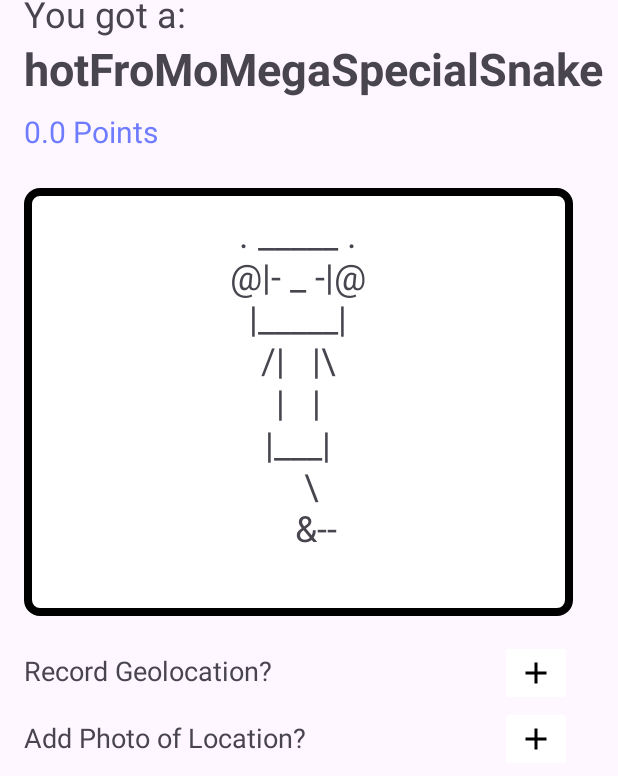
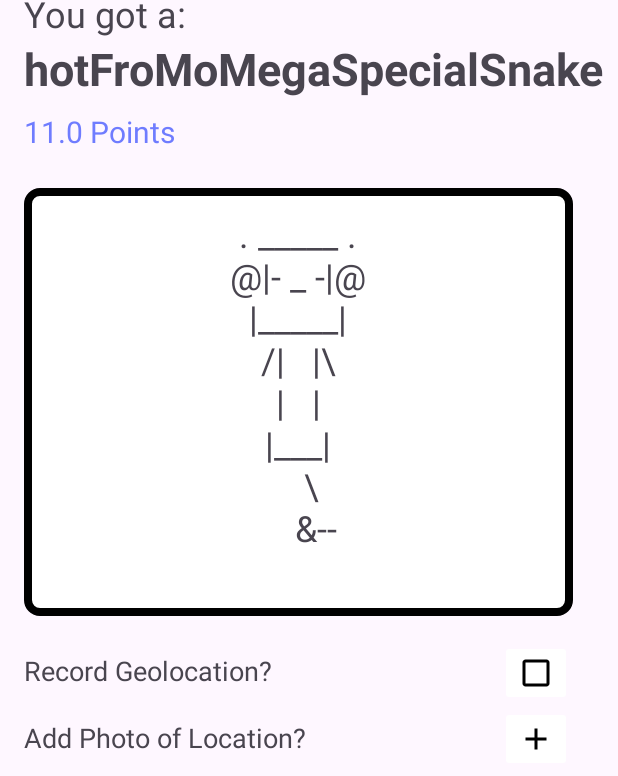
Before and after one commit to CMPUT301W23T14/QRHunter-App, an Android app: the AfterScanFragment screen opened through its navigation route, on a phone screen of 412 x 824 dp. Shown: the part 118-894 px from the top of the screen. Run offline under Robolectric (Android 15) with nearby library versions, the phone set to English and light mode, and no system bars; our stand-ins replace Firebase (no records; nobody signed in at launch, a user with empty details on screens opened directly), navigation-ui; Roboto replaces fonts that are not available here; 2 statements that could not run were skipped.

Commit message:
-Changed adding qrcode to use the scanViewModel's function -fixed showing inconsistent scores across runs -added showing the ability to delete geolocation

```diff
--- a/QRHunter/app/src/main/java/com/example/qrhunter/ui/scan/AfterScanFragment.java
+++ b/QRHunter/app/src/main/java/com/example/qrhunter/ui/scan/AfterScanFragment.java
@@ -55,16 +55,18 @@ public class AfterScanFragment extends Fragment {
     Bitmap savedPhoto = null;
 
     // location is 0,0 until user decides to record location
+    // these are temp values and have no use once the data is created
     private int latitude = 0;
     private int longitude = 0;
     boolean deletePhoto = false;
     boolean canSaveValue = false;
+    boolean deleteGeoLocation = false;
     //
     @Override
     public View onCreateView(LayoutInflater inflater, ViewGroup container,
                              Bundle savedInstanceState) {
         //Get ViewModel
-        ScanViewModel scanViewModel = new ViewModelProvider(this).get(ScanViewModel.class);
+        ScanViewModel scanViewModel = new ViewModelProvider(requireActivity()).get(ScanViewModel.class);
 
         // Inflate the layout for this fragment
         binding = FragmentAfterScanBinding.inflate(inflater, container, false);
@@ -77,7 +79,7 @@ public class AfterScanFragment extends Fragment {
         binding.QRVisual.setText(QRCodeUtil.generateVisualRepresentation(hashValue));
         binding.QRName.setText(QRCodeUtil.generateName(hashValue));
         // put the score here
-        binding.QRCodeScoretext.setText(String.valueOf(QRCodeUtil.generateScore(hashValue))+ " Points");
+        binding.QRCodeScoretext.setText(Double.toString(QRCodeUtil.generateScore(hashValue)) + " Points");
 
         // put the return button
         binding.qrBackButton.setOnClickListener(view -> {
@@ -87,12 +89,21 @@ public class AfterScanFragment extends Fragment {
 
         // adding the geo location
         binding.addGeoLocationButton.setOnClickListener(view -> {
-            // put add geo location on here
-            //...
+            if(deleteGeoLocation == false) {
+                // put add geo location on here
+                //...
 
-            // after location has been added
-            Toast.makeText(view.getContext(), "added your location!", Toast.LENGTH_SHORT).show();
-            binding.addGeoLocationButton.setImageResource(R.drawable.checkbox_location);
+                // after location has been added
+                Toast.makeText(view.getContext(), "added your location!", Toast.LENGTH_SHORT).show();
+                binding.addGeoLocationButton.setImageResource(R.drawable.checkbox_location);
+                deleteGeoLocation = true;
+            }
+            else{
+                // remove the geo location
+                Toast.makeText(view.getContext(), "deleted your location!", Toast.LENGTH_SHORT).show();
+                binding.addGeoLocationButton.setImageResource(R.drawable.checkbox_outline);
+                deleteGeoLocation = false;
+            }
         });
 
         // set to get the image after taking the photo
@@ -148,16 +159,9 @@ public class AfterScanFragment extends Fragment {
 
         binding.MoreOptions.setOnClickListener(view -> {
             if(canSaveValue == true){
-                ArrayList<String> photos = new ArrayList<String>();
-                photos.add(BitMapToString(savedPhoto));
-                Location location = new Location(latitude, longitude, photos);
-                QRCode newQRCode = new QRCode(hashValue, location, null);
-
-                // add qrcode to database
-                // QRCodeRepository.addQRCode(newQRCode);
-
+                // use the model to add the qrcode
+                scanViewModel.createQRCode(hashValue, savedPhoto, latitude, longitude);
                 canSaveValue = false;
-
                 // navigate to somewhere after this is done
                 Toast.makeText(view.getContext(), "Successfully added your QRCode!", Toast.LENGTH_SHORT).show();
                 Navigation.findNavController(binding.getRoot()).navigate(R.id.action_navigation_after_scan_to_navigation_map);
@@ -183,12 +187,5 @@ public class AfterScanFragment extends Fragment {
         }
     }
 
-    public String BitMapToString(Bitmap bitmap){
-        ByteArrayOutputStream baos =new  ByteArrayOutputStream();
-        bitmap.compress(Bitmap.CompressFormat.PNG,100, baos);
-        byte [] b=baos.toByteArray();
-        String temp= Base64.encodeToString(b, Base64.DEFAULT);
-        return temp;
-    }
 
 }
--- a/QRHunter/app/src/main/java/com/example/qrhunter/utils/QRCodeName.java
+++ b/QRHunter/app/src/main/java/com/example/qrhunter/utils/QRCodeName.java
@@ -4,7 +4,7 @@ public class QRCodeName {
     /**
      * generates the name for qrcode
      */
-    private String hashValue;
+    private final String hashValue;
     private String bitValues;
 
     private String qrCodeName;
--- a/QRHunter/app/src/main/java/com/example/qrhunter/utils/QRCodeVisual.java
+++ b/QRHunter/app/src/main/java/com/example/qrhunter/utils/QRCodeVisual.java
@@ -4,7 +4,7 @@ public class QRCodeVisual {
     /**
      * generates the visual representation of the qrCode
      */
-    private String hashValue;
+    private final String hashValue;
     private String bitValues;
 
     // for the qrcode visual representation
--- /dev/null
+++ b/QRHunter/app/src/main/res/drawable/checkbox_outline.xml
@@ -0,0 +1,5 @@
+<vector android:height="24dp" android:tint="#000000"
+    android:viewportHeight="24" android:viewportWidth="24"
+    android:width="24dp" xmlns:android="http://schemas.android.com/apk/res/android">
+    <path android:fillColor="@android:color/white" android:pathData="M19,5v14H5V5h14m0,-2H5c-1.1,0 -2,0.9 -2,2v14c0,1.1 0.9,2 2,2h14c1.1,0 2,-0.9 2,-2V5c0,-1.1 -0.9,-2 -2,-2z"/>
+</vector>
--- a/QRHunter/app/src/main/res/layout/fragment_after_scan.xml
+++ b/QRHunter/app/src/main/res/layout/fragment_after_scan.xml
@@ -118,7 +118,7 @@
         android:backgroundTint="@color/white"
         app:layout_constraintStart_toEndOf="@+id/showRecordGeoLocationText"
         app:layout_constraintTop_toBottomOf="@+id/QR_Visual"
-        app:srcCompat="@drawable/add_icon" />
+        app:srcCompat="@drawable/checkbox_outline" />
 
     <ImageButton
         android:id="@+id/addPhotoLocationButton"
```
Also changed, not shown: QRHunter/app/src/main/java/com/example/qrhunter/ui/scan/ScanViewModel.java (+28 -2 lines), 1 other file.
